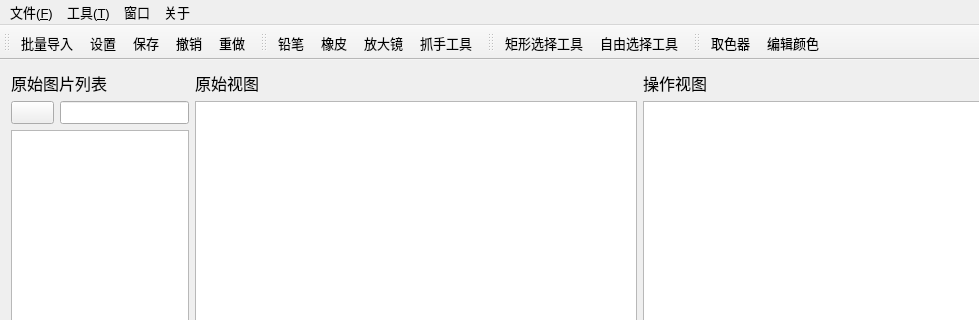
First picture: the form in mainwindow.ui, repository ss-yang/RemoveWatermark, before the edit; both pictures show x 0 to 979 and y 0 to 320 of the 1280 by 720 pixel window.
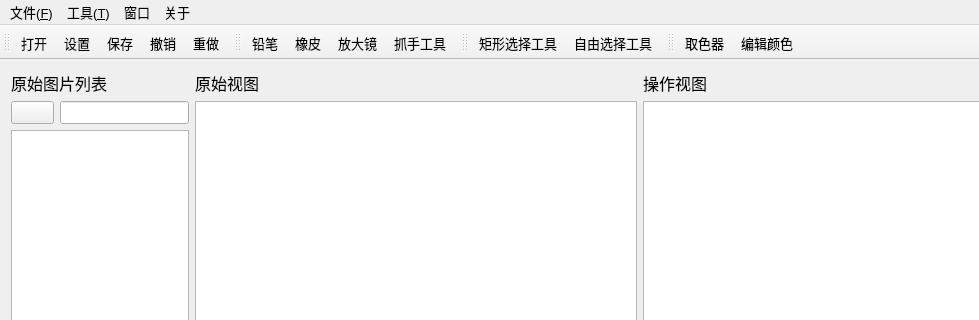
Second picture: the form after the edit. Icons and pictures are not drawn.

```diff
--- a/mainwindow.ui
+++ b/mainwindow.ui
@@ -466,7 +466,7 @@
      <normaloff>:/myIcons/icon/open.png</normaloff>:/myIcons/icon/open.png</iconset>
    </property>
    <property name="text">
-    <string>批量导入</string>
+    <string>打开</string>
    </property>
    <property name="toolTip">
     <string>打开图片文件夹</string>
```
Left out of the diff: 24 changed lines with no effect on the pictures.
